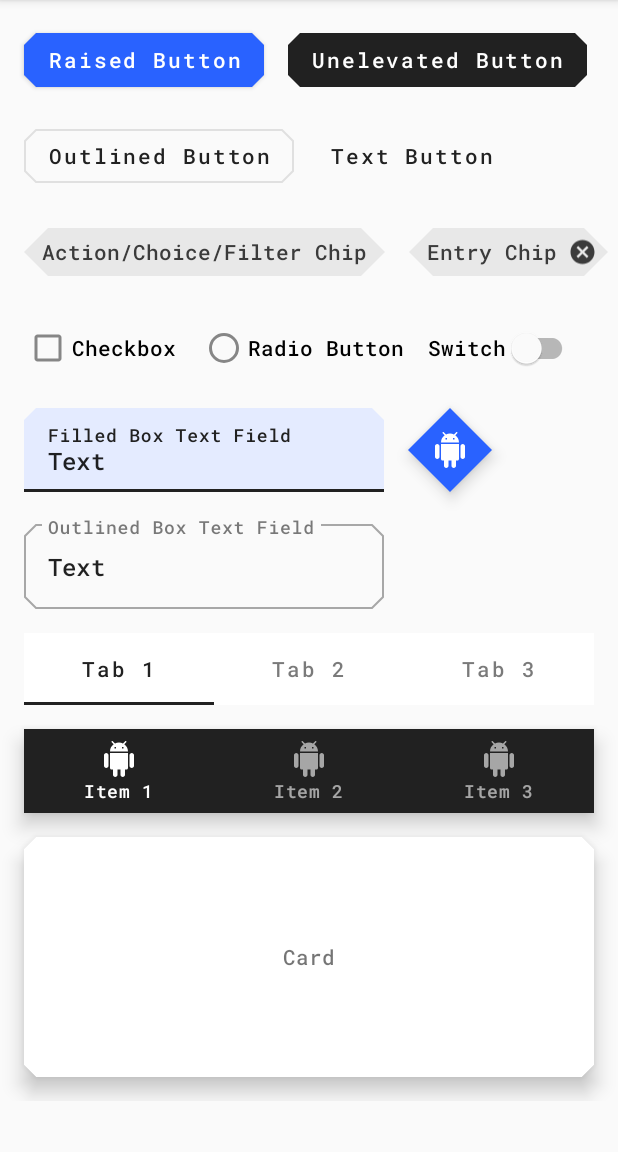
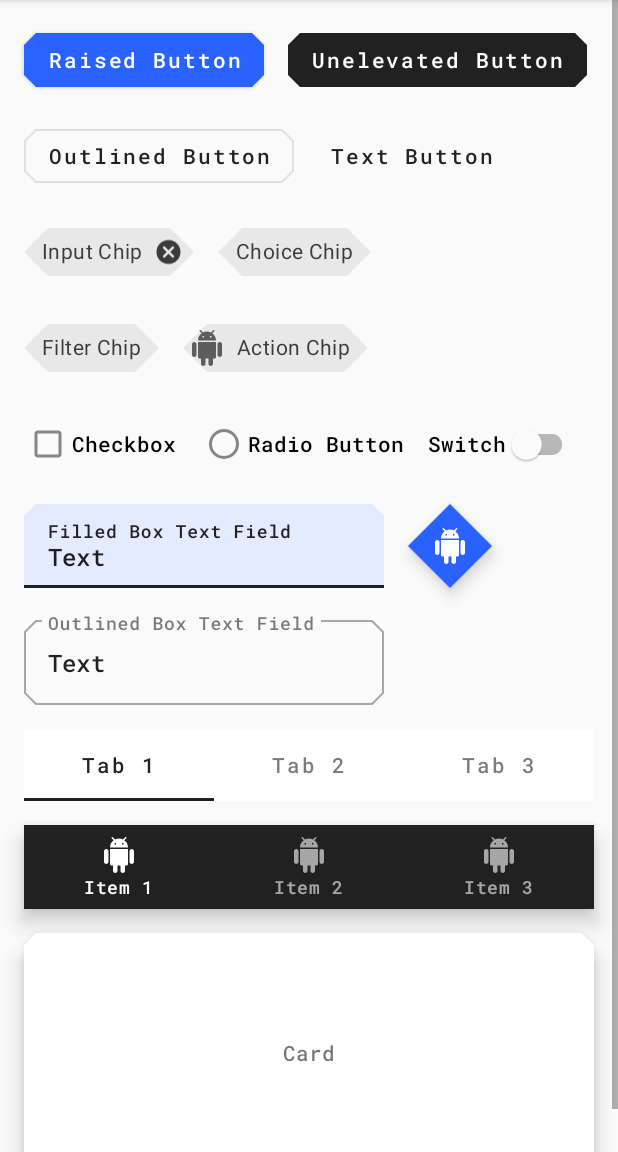
Before and after one commit to ricknout/android-mdc-theming, an Android app: the ThemingActivity screen opened directly, with no data from a screen before it, on a phone screen of 412 x 824 dp, the part 84-1236 px from its top. Run offline under Robolectric (Android 15) with nearby library versions, the phone set to English and light mode, and no system bars.

Commit message:
Update theming layout

```diff
--- a/app/src/main/res/layout-land/activity_theming.xml
+++ b/app/src/main/res/layout-land/activity_theming.xml
@@ -5,7 +5,7 @@
         xmlns:app="http://schemas.android.com/apk/res-auto"
         android:layout_width="match_parent"
         android:layout_height="match_parent"
-        tools:context=".theming.ThemingActivity">
+        tools:context=".MainActivity">
 
     <androidx.constraintlayout.widget.ConstraintLayout
             android:layout_width="match_parent"
@@ -57,25 +57,49 @@
                 android:text="Text Button" />
 
         <com.google.android.material.chip.Chip
-                android:id="@+id/chip"
+                android:id="@+id/inputChip"
                 android:layout_width="wrap_content"
                 android:layout_height="wrap_content"
                 android:layout_marginTop="16dp"
                 android:layout_marginStart="16dp"
+                style="@style/Widget.MaterialComponents.Chip.Entry"
                 app:layout_constraintTop_toBottomOf="@id/raisedButton"
                 app:layout_constraintStart_toStartOf="parent"
-                android:text="Action/Choice/Filter Chip" />
+                android:text="Input Chip" />
 
         <com.google.android.material.chip.Chip
-                android:id="@+id/entryChip"
+                android:id="@+id/choiceChip"
                 android:layout_width="wrap_content"
                 android:layout_height="wrap_content"
                 android:layout_marginTop="16dp"
                 android:layout_marginStart="16dp"
-                style="?attr/chipStandaloneStyle"
+                style="@style/Widget.MaterialComponents.Chip.Choice"
                 app:layout_constraintTop_toBottomOf="@id/raisedButton"
-                app:layout_constraintStart_toEndOf="@id/chip"
-                android:text="Entry Chip" />
+                app:layout_constraintStart_toEndOf="@id/inputChip"
+                android:text="Choice Chip" />
+
+        <com.google.android.material.chip.Chip
+                android:id="@+id/filterChip"
+                android:layout_width="wrap_content"
+                android:layout_height="wrap_content"
+                android:layout_marginTop="16dp"
+                android:layout_marginStart="16dp"
+                style="@style/Widget.MaterialComponents.Chip.Filter"
+                app:layout_constraintTop_toBottomOf="@id/raisedButton"
+                app:layout_constraintStart_toEndOf="@id/choiceChip"
+                android:text="Filter Chip" />
+
+        <com.google.android.material.chip.Chip
+                android:id="@+id/actionChip"
+                android:layout_width="wrap_content"
+                android:layout_height="wrap_content"
+                android:layout_marginTop="16dp"
+                android:layout_marginStart="16dp"
+                app:chipIcon="@drawable/ic_android_color_control_normal_24dp"
+                style="@style/Widget.MaterialComponents.Chip.Action"
+                app:layout_constraintTop_toBottomOf="@id/raisedButton"
+                app:layout_constraintStart_toEndOf="@id/filterChip"
+                android:text="Action Chip" />
 
         <com.google.android.material.checkbox.MaterialCheckBox
                 android:id="@+id/checkBox"
@@ -83,8 +107,8 @@
                 android:layout_height="wrap_content"
                 android:layout_marginTop="16dp"
                 android:layout_marginStart="16dp"
-                app:layout_constraintTop_toBottomOf="@id/raisedButton"
-                app:layout_constraintStart_toEndOf="@id/entryChip"
+                app:layout_constraintTop_toBottomOf="@id/inputChip"
+                app:layout_constraintStart_toStartOf="parent"
                 android:text="Checkbox" />
 
         <com.google.android.material.radiobutton.MaterialRadioButton
@@ -93,7 +117,7 @@
                 android:layout_height="wrap_content"
                 android:layout_marginTop="16dp"
                 android:layout_marginStart="16dp"
-                app:layout_constraintTop_toBottomOf="@id/raisedButton"
+                app:layout_constraintTop_toBottomOf="@id/inputChip"
                 app:layout_constraintStart_toEndOf="@id/checkBox"
                 android:text="Radio Button" />
 
@@ -103,7 +127,7 @@
                 android:layout_height="wrap_content"
                 android:layout_marginTop="16dp"
                 android:layout_marginStart="16dp"
-                app:layout_constraintTop_toBottomOf="@id/raisedButton"
+                app:layout_constraintTop_toBottomOf="@id/inputChip"
                 app:layout_constraintStart_toEndOf="@id/radioButton"
                 android:text="Switch" />
 
@@ -113,7 +137,7 @@
                 android:layout_height="wrap_content"
                 android:layout_marginTop="16dp"
                 android:layout_marginStart="16dp"
-                app:layout_constraintTop_toBottomOf="@id/chip"
+                app:layout_constraintTop_toBottomOf="@id/checkBox"
                 app:layout_constraintStart_toStartOf="parent"
                 android:hint="Filled Box Text Field">
 
@@ -131,7 +155,7 @@
                 android:layout_marginTop="16dp"
                 android:layout_marginStart="16dp"
                 style="@style/Widget.MaterialComponents.TextInputLayout.OutlinedBox"
-                app:layout_constraintTop_toBottomOf="@id/chip"
+                app:layout_constraintTop_toBottomOf="@id/checkBox"
                 app:layout_constraintStart_toEndOf="@id/filledBoxTextField"
                 android:hint="Outlined Box Text Field">
 
@@ -149,7 +173,7 @@
                 android:layout_marginTop="16dp"
                 android:layout_marginStart="16dp"
                 app:srcCompat="@drawable/ic_android_color_control_normal_24dp"
-                app:layout_constraintTop_toBottomOf="@id/chip"
+                app:layout_constraintTop_toBottomOf="@id/checkBox"
                 app:layout_constraintStart_toEndOf="@id/outlinedBoxTextField" />
 
         <com.google.android.material.tabs.TabLayout
@@ -208,7 +232,7 @@
                     android:layout_width="wrap_content"
                     android:layout_height="wrap_content"
                     android:layout_gravity="center"
-                    android:text="Card"/>
+                    android:text="Card" />
 
         </com.google.android.material.card.MaterialCardView>
 
--- a/app/src/main/res/layout/activity_theming.xml
+++ b/app/src/main/res/layout/activity_theming.xml
@@ -5,7 +5,7 @@
         xmlns:app="http://schemas.android.com/apk/res-auto"
         android:layout_width="match_parent"
         android:layout_height="match_parent"
-        tools:context=".theming.ThemingActivity">
+        tools:context=".MainActivity">
 
     <androidx.constraintlayout.widget.ConstraintLayout
             android:layout_width="match_parent"
@@ -57,25 +57,49 @@
                 android:text="Text Button" />
 
         <com.google.android.material.chip.Chip
-                android:id="@+id/chip"
+                android:id="@+id/inputChip"
                 android:layout_width="wrap_content"
                 android:layout_height="wrap_content"
                 android:layout_marginTop="16dp"
                 android:layout_marginStart="16dp"
+                style="@style/Widget.MaterialComponents.Chip.Entry"
                 app:layout_constraintTop_toBottomOf="@id/outlinedButton"
                 app:layout_constraintStart_toStartOf="parent"
-                android:text="Action/Choice/Filter Chip" />
+                android:text="Input Chip" />
 
         <com.google.android.material.chip.Chip
-                android:id="@+id/entryChip"
+                android:id="@+id/choiceChip"
                 android:layout_width="wrap_content"
                 android:layout_height="wrap_content"
                 android:layout_marginTop="16dp"
                 android:layout_marginStart="16dp"
-                style="?attr/chipStandaloneStyle"
+                style="@style/Widget.MaterialComponents.Chip.Choice"
                 app:layout_constraintTop_toBottomOf="@id/outlinedButton"
-                app:layout_constraintStart_toEndOf="@id/chip"
-                android:text="Entry Chip" />
+                app:layout_constraintStart_toEndOf="@id/inputChip"
+                android:text="Choice Chip" />
+
+        <com.google.android.material.chip.Chip
+                android:id="@+id/filterChip"
+                android:layout_width="wrap_content"
+                android:layout_height="wrap_content"
+                android:layout_marginTop="16dp"
+                android:layout_marginStart="16dp"
+                style="@style/Widget.MaterialComponents.Chip.Filter"
+                app:layout_constraintTop_toBottomOf="@id/inputChip"
+                app:layout_constraintStart_toStartOf="parent"
+                android:text="Filter Chip" />
+
+        <com.google.android.material.chip.Chip
+                android:id="@+id/actionChip"
+                android:layout_width="wrap_content"
+                android:layout_height="wrap_content"
+                android:layout_marginTop="16dp"
+                android:layout_marginStart="16dp"
+                app:chipIcon="@drawable/ic_android_color_control_normal_24dp"
+                style="@style/Widget.MaterialComponents.Chip.Action"
+                app:layout_constraintTop_toBottomOf="@id/inputChip"
+                app:layout_constraintStart_toEndOf="@id/filterChip"
+                android:text="Action Chip" />
 
         <com.google.android.material.checkbox.MaterialCheckBox
                 android:id="@+id/checkBox"
@@ -83,7 +107,7 @@
                 android:layout_height="wrap_content"
                 android:layout_marginTop="16dp"
                 android:layout_marginStart="16dp"
-                app:layout_constraintTop_toBottomOf="@id/chip"
+                app:layout_constraintTop_toBottomOf="@id/filterChip"
                 app:layout_constraintStart_toStartOf="parent"
                 android:text="Checkbox" />
 
@@ -93,7 +117,7 @@
                 android:layout_height="wrap_content"
                 android:layout_marginTop="16dp"
                 android:layout_marginStart="16dp"
-                app:layout_constraintTop_toBottomOf="@id/chip"
+                app:layout_constraintTop_toBottomOf="@id/filterChip"
                 app:layout_constraintStart_toEndOf="@id/checkBox"
                 android:text="Radio Button" />
 
@@ -103,7 +127,7 @@
                 android:layout_height="wrap_content"
                 android:layout_marginTop="16dp"
                 android:layout_marginStart="16dp"
-                app:layout_constraintTop_toBottomOf="@id/chip"
+                app:layout_constraintTop_toBottomOf="@id/filterChip"
                 app:layout_constraintStart_toEndOf="@id/radioButton"
                 android:text="Switch" />
 
@@ -210,7 +234,7 @@
                     android:layout_width="wrap_content"
                     android:layout_height="wrap_content"
                     android:layout_gravity="center"
-                    android:text="Card"/>
+                    android:text="Card" />
 
         </com.google.android.material.card.MaterialCardView>
 
```
